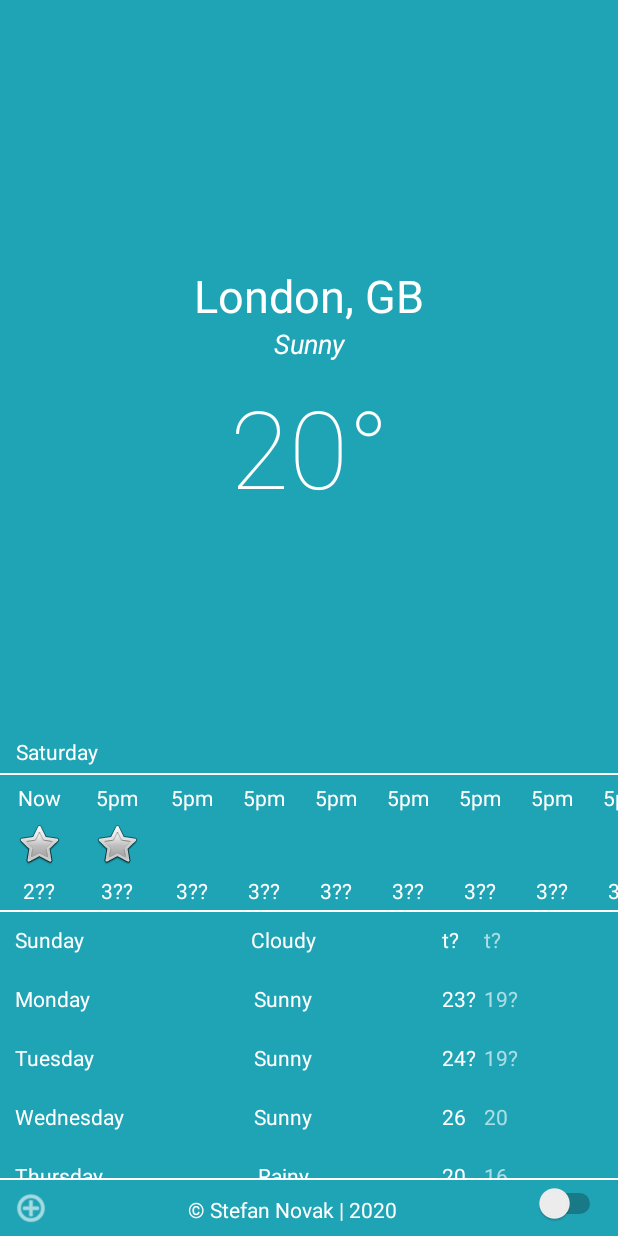
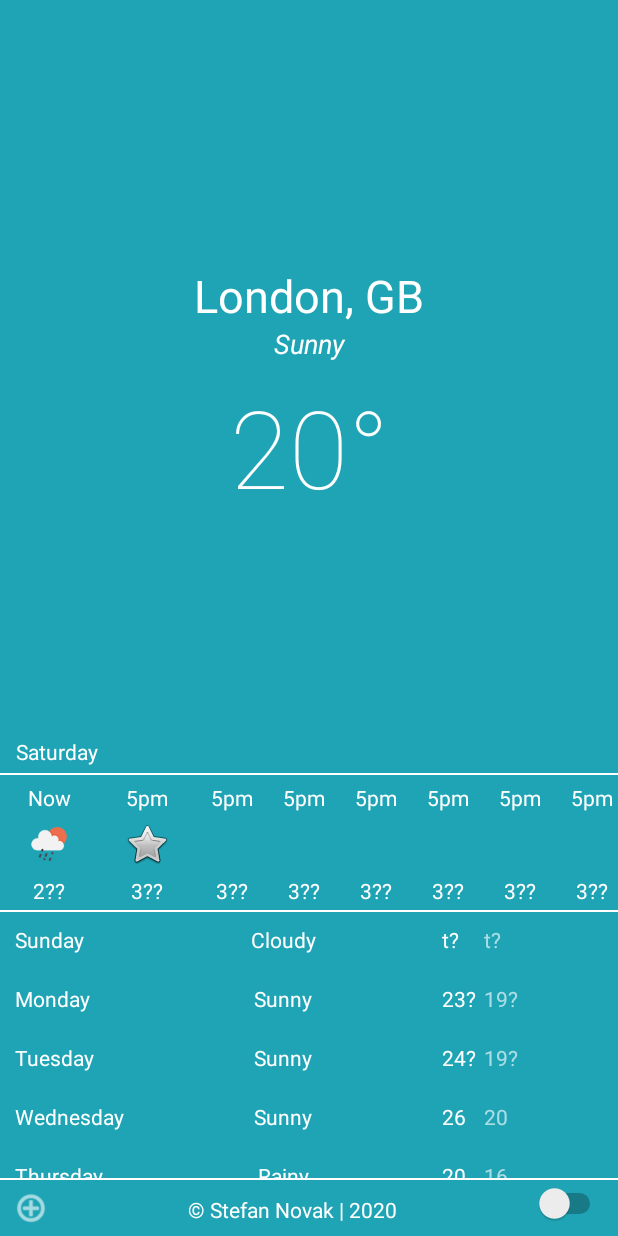
Before and after one commit to stefannovak/clear_weather, an Android app: the screen it shows after launch (MainActivity), on a phone screen of 412 x 824 dp. Run offline under Robolectric (Android 15) with nearby library versions, the phone set to English and light mode, and no system bars.

```diff
--- a/app/src/main/res/layout/activity_main.xml
+++ b/app/src/main/res/layout/activity_main.xml
@@ -352,22 +352,24 @@
 
                 <ImageView
                     android:id="@+id/nowIcon"
-                    android:layout_width="wrap_content"
-                    android:layout_height="wrap_content"
+                    android:layout_width="45dp"
+                    android:layout_height="32dp"
                     android:layout_marginStart="10dp"
                     android:layout_marginTop="5dp"
                     android:layout_marginEnd="10dp"
                     android:layout_marginBottom="5dp"
-                    app:srcCompat="@android:drawable/btn_star" />
+                    android:scaleType="centerCrop"
+                    app:srcCompat="@drawable/clear_day" />
 
                 <ImageView
                     android:id="@+id/oneIcon"
-                    android:layout_width="wrap_content"
-                    android:layout_height="wrap_content"
+                    android:layout_width="45dp"
+                    android:layout_height="32dp"
                     android:layout_marginStart="10dp"
                     android:layout_marginTop="5dp"
                     android:layout_marginEnd="10dp"
                     android:layout_marginBottom="5dp"
+                    android:scaleType="center"
                     app:srcCompat="@android:drawable/btn_star" />
             </TableRow>
 
```
Also changed, not shown: app/src/main/java/com/stefanalexnovak/weatherapplication/MainActivity.kt (+24 -22 lines), app/src/main/res/drawable-v24/clear_day.png (added).
